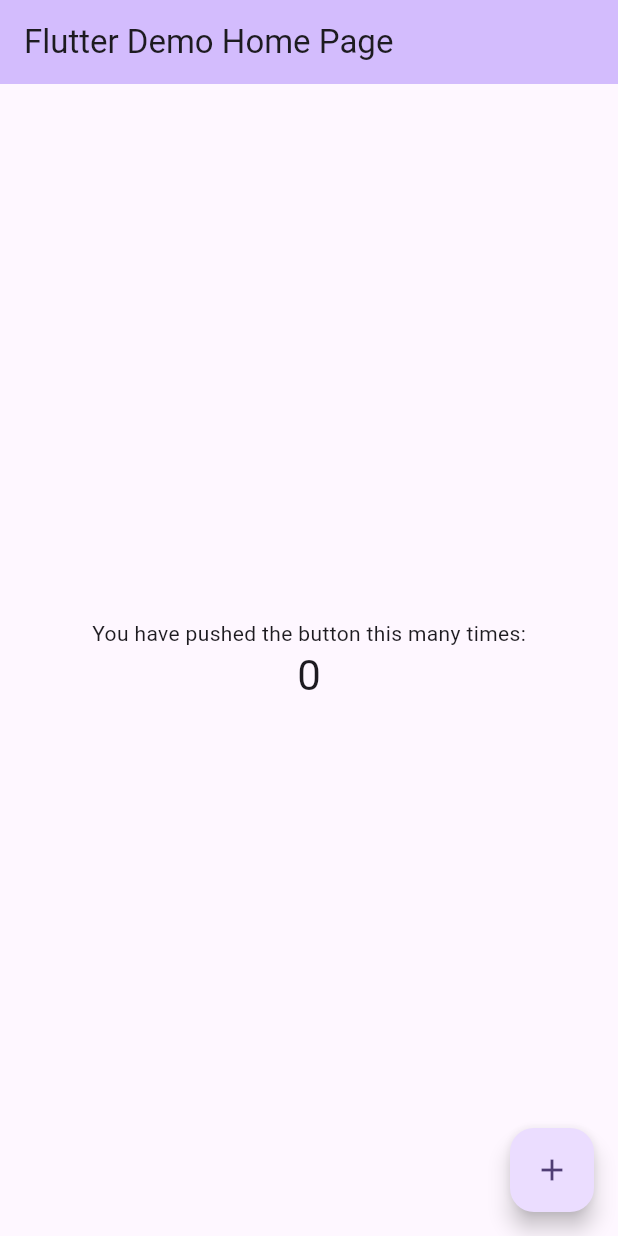
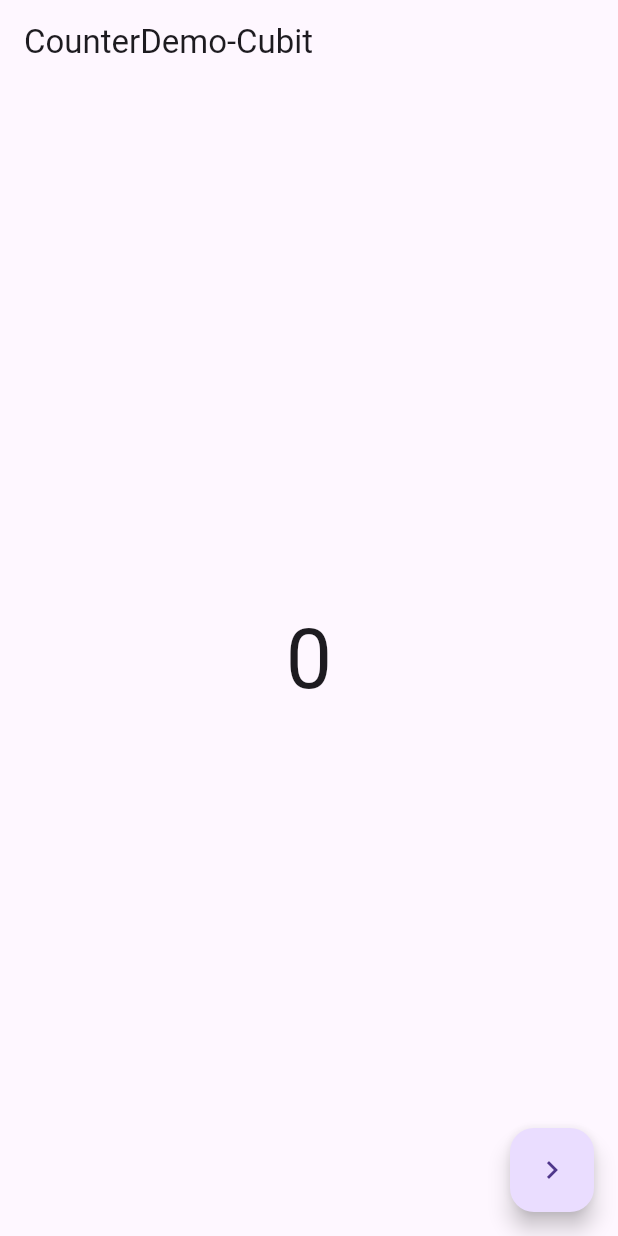
Before and after one commit to JaydeepSitapara/cubit, a Flutter app: the screen it shows after launch, on a phone screen of 412 x 824 dp. Run offline on Flutter 3.47's test engine with Material 3 defaults, Android fonts, the phone set to English and light mode, and no system bars; our stand-ins replace flutter_bloc.

Commit message:
in this i've learned about how to register a cubit into main app via provider & make a very basic app with counter which show latest counter value using bloc builder and with use of  "context.read<CounterCubit>().increment()" we can call the method and it will emit a new state that will listen where we write the bloc builder and update the UI.

```diff
--- /dev/null
+++ b/lib/cubit_demo/cubit/counter_cubit.dart
@@ -0,0 +1,17 @@
+
+import 'package:flutter_bloc/flutter_bloc.dart';
+
+class CounterCubit extends Cubit<int> {
+  CounterCubit() : super(0);
+
+  void increment() {
+    emit(state+1);
+
+  }
+
+  void decrement() {
+    if (state > 0) {
+      emit(state-1);
+    }
+  }
+}
--- /dev/null
+++ b/lib/cubit_demo/ui/couter_screen.dart
@@ -0,0 +1,34 @@
+import 'package:cubit_demo/cubit_demo/cubit/counter_cubit.dart';
+import 'package:cubit_demo/cubit_demo/ui/inc_dec_screen.dart';
+import 'package:cubit_demo/main.dart';
+import 'package:flutter/material.dart';
+import 'package:flutter_bloc/flutter_bloc.dart';
+
+class CounterScreen extends StatelessWidget {
+  const CounterScreen({super.key});
+
+  @override
+  Widget build(BuildContext context) {
+    return Scaffold(
+      appBar: AppBar(title: const Text('CounterDemo-Cubit')),
+      body: BlocBuilder<CounterCubit, int>(
+        builder: (context, counter) {
+          return Center(
+            child: Text(
+              '$counter',
+              style: const TextStyle(fontSize: 55),
+            ),
+          );
+        },
+      ),
+      floatingActionButton: FloatingActionButton(
+        onPressed: () {
+          navigatorKey.currentState?.push(MaterialPageRoute(
+            builder: (_) => IncDecScreen(),
+          ));
+        },
+        child: Icon(Icons.navigate_next),
+      ),
+    );
+  }
+}
--- a/lib/main.dart
+++ b/lib/main.dart
@@ -1,8 +1,13 @@
+import 'package:cubit_demo/cubit_demo/cubit/counter_cubit.dart';
+import 'package:cubit_demo/cubit_demo/ui/couter_screen.dart';
 import 'package:flutter/material.dart';
+import 'package:flutter_bloc/flutter_bloc.dart';
 
 void main() {
   runApp(const MyApp());
 }
+
+final navigatorKey = GlobalKey<NavigatorState>();
 
 class MyApp extends StatelessWidget {
   const MyApp({super.key});
@@ -10,116 +15,12 @@ class MyApp extends StatelessWidget {
   // This widget is the root of your application.
   @override
   Widget build(BuildContext context) {
-    return MaterialApp(
-      title: 'Flutter Demo',
-      theme: ThemeData(
-        // This is the theme of your application.
-        //
-        // TRY THIS: Try running your application with "flutter run". You'll see
-        // the application has a purple toolbar. Then, without quitting the app,
-        // try changing the seedColor in the colorScheme below to Colors.green
-        // and then invoke "hot reload" (save your changes or press the "hot
-        // reload" button in a Flutter-supported IDE, or press "r" if you used
-        // the command line to start the app).
-        //
-        // Notice that the counter didn't reset back to zero; the application
-        // state is not lost during the reload. To reset the state, use hot
-        // restart instead.
-        //
-        // This works for code too, not just values: Most code changes can be
-        // tested with just a hot reload.
-        colorScheme: ColorScheme.fromSeed(seedColor: Colors.deepPurple),
-        useMaterial3: true,
+    return BlocProvider(
+      create: (_) => CounterCubit(),
+      child: MaterialApp(
+        navigatorKey: navigatorKey,
+        home: const CounterScreen(),
       ),
-      home: const MyHomePage(title: 'Flutter Demo Home Page'),
     );
   }
 }
-
-class MyHomePage extends StatefulWidget {
-  const MyHomePage({super.key, required this.title});
-
-  // This widget is the home page of your application. It is stateful, meaning
-  // that it has a State object (defined below) that contains fields that affect
-  // how it looks.
-
-  // This class is the configuration for the state. It holds the values (in this
-  // case the title) provided by the parent (in this case the App widget) and
-  // used by the build method of the State. Fields in a Widget subclass are
-  // always marked "final".
-
-  final String title;
-
-  @override
-  State<MyHomePage> createState() => _MyHomePageState();
-}
-
-class _MyHomePageState extends State<MyHomePage> {
-  int _counter = 0;
-
-  void _incrementCounter() {
-    setState(() {
-      // This call to setState tells the Flutter framework that something has
-      // changed in this State, which causes it to rerun the build method below
-      // so that the display can reflect the updated values. If we changed
-      // _counter without calling setState(), then the build method would not be
-      // called again, and so nothing would appear to happen.
-      _counter++;
-    });
-  }
-
-  @override
-  Widget build(BuildContext context) {
-    // This method is rerun every time setState is called, for instance as done
-    // by the _incrementCounter method above.
-    //
-    // The Flutter framework has been optimized to make rerunning build methods
-    // fast, so that you can just rebuild anything that needs updating rather
-    // than having to individually change instances of widgets.
-    return Scaffold(
-      appBar: AppBar(
-        // TRY THIS: Try changing the color here to a specific color (to
-        // Colors.amber, perhaps?) and trigger a hot reload to see the AppBar
-        // change color while the other colors stay the same.
-        backgroundColor: Theme.of(context).colorScheme.inversePrimary,
-        // Here we take the value from the MyHomePage object that was created by
-        // the App.build method, and use it to set our appbar title.
-        title: Text(widget.title),
-      ),
-      body: Center(
-        // Center is a layout widget. It takes a single child and positions it
-        // in the middle of the parent.
-        child: Column(
-          // Column is also a layout widget. It takes a list of children and
-          // arranges them vertically. By default, it sizes itself to fit its
-          // children horizontally, and tries to be as tall as its parent.
-          //
-          // Column has various properties to control how it sizes itself and
-          // how it positions its children. Here we use mainAxisAlignment to
-          // center the children vertically; the main axis here is the vertical
-          // axis because Columns are vertical (the cross axis would be
-          // horizontal).
-          //
-          // TRY THIS: Invoke "debug painting" (choose the "Toggle Debug Paint"
-          // action in the IDE, or press "p" in the console), to see the
-          // wireframe for each widget.
-          mainAxisAlignment: MainAxisAlignment.center,
-          children: <Widget>[
-            const Text(
-              'You have pushed the button this many times:',
-            ),
-            Text(
-              '$_counter',
-              style: Theme.of(context).textTheme.headlineMedium,
-            ),
-          ],
-        ),
-      ),
-      floatingActionButton: FloatingActionButton(
-        onPressed: _incrementCounter,
-        tooltip: 'Increment',
-        child: const Icon(Icons.add),
-      ), // This trailing comma makes auto-formatting nicer for build methods.
-    );
-  }
-}
--- a/pubspec.yaml
+++ b/pubspec.yaml
@@ -34,6 +34,7 @@ dependencies:
   # The following adds the Cupertino Icons font to your application.
   # Use with the CupertinoIcons class for iOS style icons.
   cupertino_icons: ^1.0.8
+  flutter_bloc: ^9.1.1
 
 dev_dependencies:
   flutter_test:
```
Also changed, not shown: lib/cubit_demo/ui/inc_dec_screen.dart (added, +33 -0 lines), pubspec.lock.
